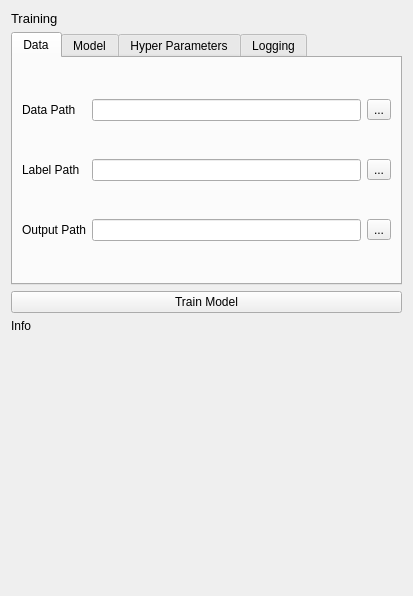
Before: the Qt Designer form fibsem/ui/qtdesigner_files/FibsemModelTrainingWidget.ui in DeMarcoLab/fibsem, drawn with Qt 5.
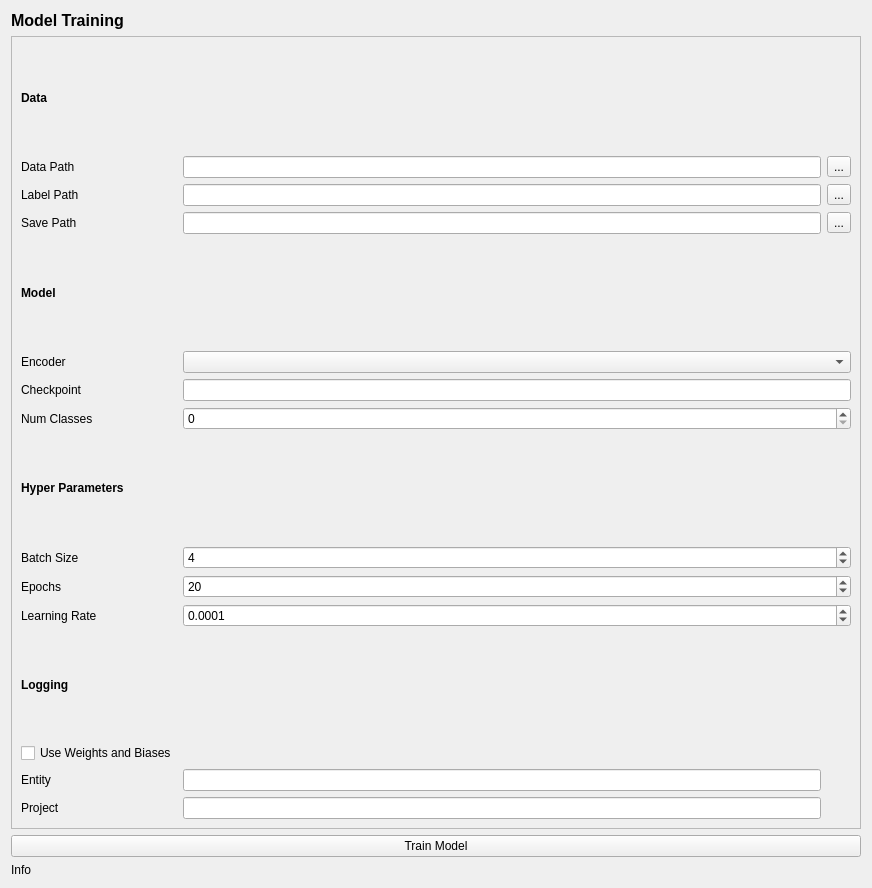
After: the same form once the commit is applied. The open tabs and pages were chosen to show the change.

Commit message: renable model training widget

```diff
--- a/fibsem/ui/qtdesigner_files/FibsemModelTrainingWidget.ui
+++ b/fibsem/ui/qtdesigner_files/FibsemModelTrainingWidget.ui
@@ -6,159 +6,30 @@
    <rect>
     <x>0</x>
     <y>0</y>
-    <width>413</width>
-    <height>596</height>
+    <width>872</width>
+    <height>888</height>
    </rect>
   </property>
   <property name="windowTitle">
    <string>Form</string>
   </property>
   <layout class="QGridLayout" name="gridLayout">
-   <item row="0" column="0">
-    <widget class="QLabel" name="label_title">
-     <property name="font">
-      <font>
-       <pointsize>10</pointsize>
-      </font>
-     </property>
-     <property name="text">
-      <string>Training</string>
-     </property>
-    </widget>
-   </item>
-   <item row="12" column="0" colspan="3">
-    <widget class="QLabel" name="label_info">
-     <property name="text">
-      <string>Info</string>
-     </property>
-    </widget>
-   </item>
-   <item row="13" column="0" colspan="3">
-    <spacer name="verticalSpacer">
-     <property name="orientation">
-      <enum>Qt::Vertical</enum>
-     </property>
-     <property name="sizeHint" stdset="0">
-      <size>
-       <width>20</width>
-       <height>40</height>
-      </size>
-     </property>
-    </spacer>
-   </item>
-   <item row="11" column="0" colspan="3">
-    <widget class="QPushButton" name="pushButton_train_model">
-     <property name="text">
-      <string>Train Model</string>
-     </property>
-    </widget>
-   </item>
    <item row="1" column="0" colspan="3">
-    <widget class="QTabWidget" name="tabWidget">
-     <property name="currentIndex">
-      <number>3</number>
+    <widget class="QScrollArea" name="scrollArea">
+     <property name="widgetResizable">
+      <bool>true</bool>
      </property>
-     <widget class="QWidget" name="tab">
-      <attribute name="title">
-       <string>Data</string>
-      </attribute>
-      <layout class="QGridLayout" name="gridLayout_2">
-       <item row="2" column="1">
-        <widget class="QLineEdit" name="lineEdit_save_path"/>
-       </item>
-       <item row="1" column="0">
-        <widget class="QLabel" name="label_label_path">
-         <property name="text">
-          <string>Label Path</string>
-         </property>
-        </widget>
-       </item>
-       <item row="0" column="1">
-        <widget class="QLineEdit" name="lineEdit_data_path"/>
-       </item>
-       <item row="0" column="0">
-        <widget class="QLabel" name="label_data_path">
-         <property name="text">
-          <string>Data Path</string>
-         </property>
-        </widget>
-       </item>
-       <item row="1" column="1">
-        <widget class="QLineEdit" name="lineEdit_label_path"/>
-       </item>
-       <item row="2" column="0">
-        <widget class="QLabel" name="label">
-         <property name="text">
-          <string>Output Path</string>
-         </property>
-        </widget>
-       </item>
-       <item row="0" column="2">
-        <widget class="QToolButton" name="dataPath_button">
-         <property name="text">
-          <string>...</string>
-         </property>
-        </widget>
-       </item>
-       <item row="1" column="2">
-        <widget class="QToolButton" name="labelPath_button">
-         <property name="text">
-          <string>...</string>
-         </property>
-        </widget>
-       </item>
-       <item row="2" column="2">
-        <widget class="QToolButton" name="outputPath_button">
-         <property name="text">
-          <string>...</string>
-         </property>
-        </widget>
-       </item>
-      </layout>
-     </widget>
-     <widget class="QWidget" name="tab_2">
-      <attribute name="title">
-       <string>Model</string>
-      </attribute>
-      <layout class="QGridLayout" name="gridLayout_3">
-       <item row="1" column="0">
-        <widget class="QLabel" name="label_checkpoint">
-         <property name="text">
-          <string>Checkpoint</string>
-         </property>
-        </widget>
-       </item>
-       <item row="2" column="0">
-        <widget class="QLabel" name="label_num_classes">
-         <property name="text">
-          <string>Num Classes</string>
-         </property>
-        </widget>
-       </item>
-       <item row="0" column="1">
-        <widget class="QComboBox" name="comboBox_encoder"/>
-       </item>
-       <item row="1" column="1">
-        <widget class="QLineEdit" name="lineEdit_checkpoint"/>
-       </item>
-       <item row="0" column="0">
-        <widget class="QLabel" name="label_encoder">
-         <property name="text">
-          <string>Encoder</string>
-         </property>
-        </widget>
-       </item>
-       <item row="2" column="1">
-        <widget class="QSpinBox" name="spinBox_num_classes"/>
-       </item>
-      </layout>
-     </widget>
-     <widget class="QWidget" name="tab_3">
-      <attribute name="title">
-       <string>Hyper Parameters</string>
-      </attribute>
-      <layout class="QGridLayout" name="gridLayout_4">
-       <item row="0" column="1">
+     <widget class="QWidget" name="scrollAreaWidgetContents">
+      <property name="geometry">
+       <rect>
+        <x>0</x>
+        <y>0</y>
+        <width>852</width>
+        <height>789</height>
+       </rect>
+      </property>
+      <layout class="QGridLayout" name="gridLayout_6">
+       <item row="10" column="1" colspan="2">
         <widget class="QSpinBox" name="spinBox_batch_size">
          <property name="maximum">
           <number>256</number>
@@ -168,38 +39,24 @@
          </property>
         </widget>
        </item>
-       <item row="0" column="0">
-        <widget class="QLabel" name="label_batch_size">
+       <item row="7" column="0">
+        <widget class="QLabel" name="label_checkpoint">
          <property name="text">
-          <string>Batch Size</string>
+          <string>Checkpoint</string>
          </property>
         </widget>
        </item>
-       <item row="1" column="0">
+       <item row="4" column="1">
+        <widget class="QLineEdit" name="lineEdit_save_path"/>
+       </item>
+       <item row="11" column="0">
         <widget class="QLabel" name="label_epochs">
          <property name="text">
           <string>Epochs</string>
          </property>
         </widget>
        </item>
-       <item row="1" column="1">
-        <widget class="QSpinBox" name="spinBox_epochs">
-         <property name="maximum">
-          <number>9999</number>
-         </property>
-         <property name="value">
-          <number>20</number>
-         </property>
-        </widget>
-       </item>
-       <item row="2" column="0">
-        <widget class="QLabel" name="label_learning_rate">
-         <property name="text">
-          <string>Learning Rate</string>
-         </property>
-        </widget>
-       </item>
-       <item row="2" column="1">
+       <item row="12" column="1" colspan="2">
         <widget class="QDoubleSpinBox" name="doubleSpinBox_lr">
          <property name="decimals">
           <number>4</number>
@@ -212,48 +69,216 @@
          </property>
         </widget>
        </item>
-      </layout>
-     </widget>
-     <widget class="QWidget" name="tab_4">
-      <attribute name="title">
-       <string>Logging</string>
-      </attribute>
-      <layout class="QGridLayout" name="gridLayout_5">
-       <item row="0" column="0" colspan="3">
-        <widget class="QCheckBox" name="checkBox_use_wandb">
+       <item row="2" column="1">
+        <widget class="QLineEdit" name="lineEdit_data_path"/>
+       </item>
+       <item row="3" column="2">
+        <widget class="QToolButton" name="labelPath_button">
          <property name="text">
-          <string>Use Weights and Biases</string>
+          <string>...</string>
          </property>
         </widget>
        </item>
-       <item row="1" column="0">
+       <item row="8" column="0">
+        <widget class="QLabel" name="label_num_classes">
+         <property name="text">
+          <string>Num Classes</string>
+         </property>
+        </widget>
+       </item>
+       <item row="6" column="1" colspan="2">
+        <widget class="QComboBox" name="comboBox_encoder"/>
+       </item>
+       <item row="7" column="1" colspan="2">
+        <widget class="QLineEdit" name="lineEdit_checkpoint"/>
+       </item>
+       <item row="15" column="0">
         <widget class="QLabel" name="label_wandb_entity">
          <property name="text">
           <string>Entity</string>
          </property>
         </widget>
        </item>
-       <item row="1" column="1" colspan="2">
-        <widget class="QLineEdit" name="lineEdit_wandb_entity"/>
+       <item row="8" column="1" colspan="2">
+        <widget class="QSpinBox" name="spinBox_num_classes"/>
        </item>
-       <item row="2" column="0" colspan="2">
+       <item row="6" column="0">
+        <widget class="QLabel" name="label_encoder">
+         <property name="text">
+          <string>Encoder</string>
+         </property>
+        </widget>
+       </item>
+       <item row="16" column="0">
         <widget class="QLabel" name="label_wandb_project">
          <property name="text">
           <string>Project</string>
          </property>
         </widget>
        </item>
-       <item row="2" column="2">
+       <item row="14" column="0">
+        <widget class="QCheckBox" name="checkBox_use_wandb">
+         <property name="text">
+          <string>Use Weights and Biases</string>
+         </property>
+        </widget>
+       </item>
+       <item row="3" column="0">
+        <widget class="QLabel" name="label_label_path">
+         <property name="text">
+          <string>Label Path</string>
+         </property>
+        </widget>
+       </item>
+       <item row="2" column="0">
+        <widget class="QLabel" name="label_data_path">
+         <property name="text">
+          <string>Data Path</string>
+         </property>
+        </widget>
+       </item>
+       <item row="4" column="2">
+        <widget class="QToolButton" name="outputPath_button">
+         <property name="text">
+          <string>...</string>
+         </property>
+        </widget>
+       </item>
+       <item row="9" column="0" colspan="3">
+        <widget class="QLabel" name="label_4">
+         <property name="font">
+          <font>
+           <weight>75</weight>
+           <bold>true</bold>
+          </font>
+         </property>
+         <property name="text">
+          <string>Hyper Parameters</string>
+         </property>
+        </widget>
+       </item>
+       <item row="12" column="0">
+        <widget class="QLabel" name="label_learning_rate">
+         <property name="text">
+          <string>Learning Rate</string>
+         </property>
+        </widget>
+       </item>
+       <item row="3" column="1">
+        <widget class="QLineEdit" name="lineEdit_label_path"/>
+       </item>
+       <item row="16" column="1">
         <widget class="QLineEdit" name="lineEdit_wandb_project">
          <property name="contextMenuPolicy">
           <enum>Qt::DefaultContextMenu</enum>
          </property>
         </widget>
        </item>
+       <item row="0" column="0" colspan="3">
+        <widget class="QLabel" name="label_2">
+         <property name="font">
+          <font>
+           <weight>75</weight>
+           <bold>true</bold>
+          </font>
+         </property>
+         <property name="text">
+          <string>Data</string>
+         </property>
+        </widget>
+       </item>
+       <item row="4" column="0">
+        <widget class="QLabel" name="label">
+         <property name="text">
+          <string>Save Path</string>
+         </property>
+        </widget>
+       </item>
+       <item row="15" column="1">
+        <widget class="QLineEdit" name="lineEdit_wandb_entity"/>
+       </item>
+       <item row="13" column="0" colspan="3">
+        <widget class="QLabel" name="label_5">
+         <property name="font">
+          <font>
+           <weight>75</weight>
+           <bold>true</bold>
+          </font>
+         </property>
+         <property name="text">
+          <string>Logging</string>
+         </property>
+        </widget>
+       </item>
+       <item row="10" column="0">
+        <widget class="QLabel" name="label_batch_size">
+         <property name="text">
+          <string>Batch Size</string>
+         </property>
+        </widget>
+       </item>
+       <item row="5" column="0" colspan="3">
+        <widget class="QLabel" name="label_3">
+         <property name="font">
+          <font>
+           <weight>75</weight>
+           <bold>true</bold>
+          </font>
+         </property>
+         <property name="text">
+          <string>Model</string>
+         </property>
+        </widget>
+       </item>
+       <item row="11" column="1" colspan="2">
+        <widget class="QSpinBox" name="spinBox_epochs">
+         <property name="maximum">
+          <number>9999</number>
+         </property>
+         <property name="value">
+          <number>20</number>
+         </property>
+        </widget>
+       </item>
+       <item row="2" column="2">
+        <widget class="QToolButton" name="dataPath_button">
+         <property name="text">
+          <string>...</string>
+         </property>
+        </widget>
+       </item>
       </layout>
      </widget>
     </widget>
    </item>
+   <item row="0" column="0" colspan="3">
+    <widget class="QLabel" name="label_title">
+     <property name="font">
+      <font>
+       <pointsize>12</pointsize>
+       <weight>75</weight>
+       <bold>true</bold>
+      </font>
+     </property>
+     <property name="text">
+      <string>Model Training</string>
+     </property>
+    </widget>
+   </item>
+   <item row="25" column="0" colspan="3">
+    <widget class="QPushButton" name="pushButton_train_model">
+     <property name="text">
+      <string>Train Model</string>
+     </property>
+    </widget>
+   </item>
+   <item row="26" column="0" colspan="2">
+    <widget class="QLabel" name="label_info">
+     <property name="text">
+      <string>Info</string>
+     </property>
+    </widget>
+   </item>
   </layout>
  </widget>
  <tabstops>
```
Left out of the diff: 16 changed lines with no effect on the pictures. The commit also changes 5 other files.
